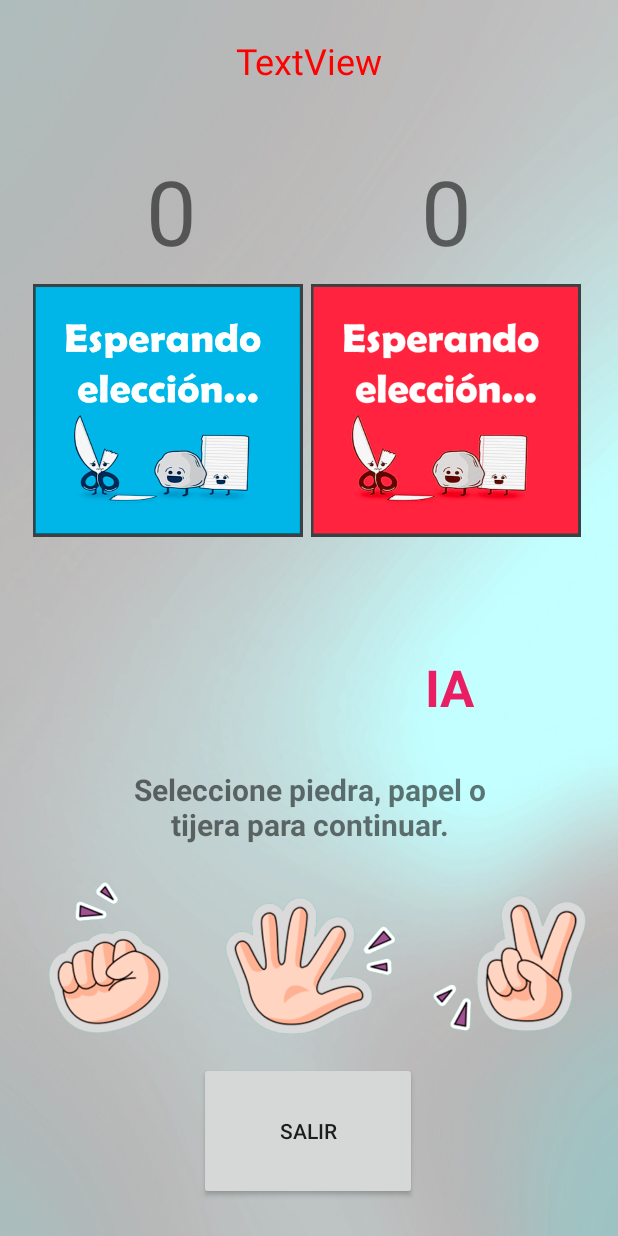
After one commit to ulvercalleja/PMDM, an Android app: the u2a6PiedraPapelTijeraPartida screen opened directly, with no data from a screen before it, on a phone screen of 412 x 824 dp. The commit adds this screen. Run offline under Robolectric (Android 15) with nearby library versions, the phone set to English and light mode, and no system bars.

Commit message:
"piedra papel tijera"

```diff
--- /dev/null
+++ b/app/src/main/java/pmdm/u2/u2a6PiedraPapelTijeraPartida.java
@@ -0,0 +1,205 @@
+package pmdm.u2;
+
+import androidx.appcompat.app.AppCompatActivity;
+
+import android.content.Intent;
+import android.os.Bundle;
+import android.view.View;
+import android.widget.Button;
+import android.widget.ImageView;
+import android.widget.TextView;
+
+import org.w3c.dom.Text;
+
+public class u2a6PiedraPapelTijeraPartida extends AppCompatActivity {
+    TextView errorStatus;
+    TextView marcadorAzul;
+    TextView marcadorRojo;
+    ImageView eleccionJugador;
+    ImageView eleccionIA;
+    TextView nombreUsuario;
+    TextView nombreIA;
+    TextView textoSeleccion;
+    ImageView piedraImageView;
+    ImageView papelImageView;
+    ImageView tijeraImageView;
+    Button salirBoton;
+    ImageView ganadoImageView;
+    ImageView perdidoImageView;
+
+    int datoJugador = 0;
+    int datoIA = 0;
+    int contadorJugador = 0;
+    int contadorIA = 0;
+
+    @Override
+    protected void onCreate(Bundle savedInstanceState) {
+        super.onCreate(savedInstanceState);
+        setContentView(R.layout.u2a6_piedra_papel_tijera_partida);
+
+        // Obtener nombre jugador
+        nombreUsuario = findViewById(R.id.u2a6tvUsuario);
+        // Recupero el valor del nombre del Intent
+        String nombre = getIntent().getStringExtra("nombre");
+
+        // Muestro el nombre en el TextView
+        nombreUsuario.setText(nombre);
+
+        // Asignar referencias a los elementos de la interfaz
+        errorStatus = findViewById(R.id.u2a6tvError);
+        marcadorAzul = findViewById(R.id.u2a6tvMarcadorAzul);
+        marcadorRojo = findViewById(R.id.u2a6tvMarcadorRojo);
+        eleccionJugador = findViewById(R.id.u2a6ivAzul);
+        eleccionIA = findViewById(R.id.u2a6ivRojo);
+        nombreIA = findViewById(R.id.u2a6tvIA);
+        textoSeleccion = findViewById(R.id.u2a6tvSeleccione);
+        piedraImageView = findViewById(R.id.u2a6ivPiedra);
+        papelImageView = findViewById(R.id.u2a6ivPapel);
+        tijeraImageView = findViewById(R.id.u2a6ivTijera);
+        salirBoton = findViewById(R.id.u2a6btSalir);
+        ganadoImageView = findViewById(R.id.u2a6ivGanado);
+        perdidoImageView = findViewById(R.id.u2a6ivPerdido);
+
+        ganadoImageView.setVisibility(View.GONE);
+        perdidoImageView.setVisibility(View.GONE);
+
+        salirBoton.setOnClickListener(new View.OnClickListener() {
+            @Override
+            public void onClick(View v) {
+                Intent login = new Intent(v.getContext(), u2a6PiedraPapelTijera.class);
+                startActivity(login);
+                finish();
+            }
+        });
+
+    }
+
+    public void onClick(View view){
+        if(view == piedraImageView) {
+            datoJugador = 1;
+            Aleatorio();
+        } else if (view == papelImageView){
+            datoJugador = 2;
+            Aleatorio();
+        } else if (view == tijeraImageView){
+            datoJugador = 3;
+            Aleatorio();
+        }
+    }
+
+    //Este metodo cambia la imagen de "Esperando eleccion..." por la eleccion del jugador
+    public void ResultadoJugador(){
+        if(datoJugador == 1){
+            eleccionJugador.setImageResource(R.drawable.piedra);
+        } else if (datoJugador == 2){
+            eleccionJugador.setImageResource(R.drawable.papel);
+        } else if(datoJugador == 3) {
+            eleccionJugador.setImageResource(R.drawable.tijera);
+        }
+
+        Resultado();
+    }
+
+    /* Este metodo genera un numero aleatorio entre el 1 y3 y
+     cambia la imagen de "Esperando eleccion..." por la eleccion del jugador */
+    public void Aleatorio() {
+        int numAleatorio = (int) (Math.random() * 3);
+        numAleatorio = numAleatorio +1;
+
+        if(numAleatorio == 1){
+            eleccionIA.setImageResource(R.drawable.piedra);
+            datoIA = 1;
+        } else if (numAleatorio == 2){
+            eleccionIA.setImageResource(R.drawable.papel);
+            datoIA = 2;
+        } else if(numAleatorio == 3) {
+            eleccionIA.setImageResource(R.drawable.tijera);
+            datoIA = 3;
+        }
+
+        Resultado();
+    }
+
+    //Este metodo compara quien gana
+    public void Resultado(){
+        try {
+            if (datoJugador == datoIA){
+                //empate
+
+            } else if(datoJugador == 1 && datoIA == 2){
+                //piedra vs papel
+                contadorIA ++;
+
+                marcadorRojo.setText(String.valueOf(contadorIA));
+            } else if(datoJugador == 1 && datoIA == 3){
+                //piedra vs tijera
+                contadorJugador ++;
+
+                marcadorAzul.setText(String.valueOf(contadorJugador));
+            } else if(datoJugador == 2 && datoIA == 1){
+                //papel vs piedra
+                contadorJugador ++;
+
+                marcadorAzul.setText(String.valueOf(contadorJugador));
+            } else if(datoJugador == 2 && datoIA == 3){
+                //papel vs tijera
+                contadorIA ++;
+
+                marcadorRojo.setText(String.valueOf(contadorIA));
+            } else if(datoJugador == 3 && datoIA == 1){
+                //tijera vs piedra
+                contadorIA ++;
+
+                marcadorRojo.setText(String.valueOf(contadorIA));
+            } else if(datoJugador == 3 && datoIA == 2){
+                //tijera vs papel
+                contadorJugador ++;
+
+                marcadorAzul.setText(String.valueOf(contadorJugador));
+
+                Fin();
+            }
+        }  catch (Exception e){
+            String error = "Error en: " + e;
+            errorStatus.setText(error);
+        }
+    }
+
+    public void Fin(){
+        if(contadorJugador == 3){
+            errorStatus.setVisibility(View.GONE);
+            marcadorAzul.setVisibility(View.GONE);
+            marcadorRojo.setVisibility(View.GONE);
+            eleccionJugador.setVisibility(View.GONE);
+            eleccionIA.setVisibility(View.GONE);
+            nombreIA.setVisibility(View.GONE);
+            textoSeleccion.setVisibility(View.GONE);
+            piedraImageView.setVisibility(View.GONE);
+            papelImageView.setVisibility(View.GONE);
+            tijeraImageView.setVisibility(View.GONE);
+            salirBoton.setVisibility(View.GONE);
+            ganadoImageView.setVisibility(View.VISIBLE);
+
+            Intent login = new Intent(this, u2a6PiedraPapelTijera.class);
+            startActivity(login);
+            finish();
+        } else if (contadorJugador == 3){
+            errorStatus.setVisibility(View.GONE);
+            marcadorAzul.setVisibility(View.GONE);
+            marcadorRojo.setVisibility(View.GONE);
+            eleccionJugador.setVisibility(View.GONE);
+            eleccionIA.setVisibility(View.GONE);
+            nombreIA.setVisibility(View.GONE);
+            textoSeleccion.setVisibility(View.GONE);
+            piedraImageView.setVisibility(View.GONE);
+            papelImageView.setVisibility(View.GONE);
+            tijeraImageView.setVisibility(View.GONE);
+            salirBoton.setVisibility(View.GONE);
+            perdidoImageView.setVisibility(View.VISIBLE);
+
+            Intent login = new Intent(this, u2a6PiedraPapelTijera.class);
+            startActivity(login);
+            finish();
+        }
+    }
+}
--- /dev/null
+++ b/app/src/main/res/layout/u2a6_piedra_papel_tijera_partida.xml
@@ -0,0 +1,166 @@
+<?xml version="1.0" encoding="utf-8"?>
+<androidx.constraintlayout.widget.ConstraintLayout xmlns:android="http://schemas.android.com/apk/res/android"
+    xmlns:app="http://schemas.android.com/apk/res-auto"
+    xmlns:tools="http://schemas.android.com/tools"
+    android:id="@+id/u2a6ivGanad"
+    android:layout_width="match_parent"
+    android:layout_height="match_parent"
+    android:background="@drawable/background"
+    tools:context=".u2a6PiedraPapelTijeraPartida">
+
+    <ImageView
+        android:id="@+id/u2a6ivPerdido"
+        android:layout_width="wrap_content"
+        android:layout_height="wrap_content"
+        app:layout_constraintBottom_toBottomOf="parent"
+        app:layout_constraintEnd_toEndOf="parent"
+        app:layout_constraintStart_toStartOf="parent"
+        app:layout_constraintTop_toTopOf="parent"
+        app:srcCompat="@drawable/perdido" />
+
+    <ImageView
+        android:id="@+id/u2a6ivGanado"
+        android:layout_width="wrap_content"
+        android:layout_height="wrap_content"
+        app:layout_constraintBottom_toBottomOf="parent"
+        app:layout_constraintEnd_toEndOf="parent"
+        app:layout_constraintStart_toStartOf="parent"
+        app:layout_constraintTop_toTopOf="parent"
+        app:srcCompat="@drawable/ganado" />
+
+    <Button
+        android:id="@+id/u2a6btSalir"
+        android:layout_width="145dp"
+        android:layout_height="92dp"
+        android:layout_marginBottom="24dp"
+        android:text="SALIR"
+        app:layout_constraintBottom_toBottomOf="parent"
+        app:layout_constraintEnd_toEndOf="parent"
+        app:layout_constraintHorizontal_bias="0.498"
+        app:layout_constraintStart_toStartOf="parent" />
+
+    <ImageView
+        android:id="@+id/u2a6ivPapel"
+        android:layout_width="127dp"
+        android:layout_height="95dp"
+        android:layout_marginBottom="16dp"
+        app:layout_constraintBottom_toTopOf="@+id/u2a6btSalir"
+        app:layout_constraintEnd_toEndOf="parent"
+        app:layout_constraintStart_toStartOf="parent"
+        app:srcCompat="@drawable/papel" />
+
+    <ImageView
+        android:id="@+id/u2a6ivPiedra"
+        android:layout_width="103dp"
+        android:layout_height="106dp"
+        android:layout_marginBottom="16dp"
+        app:layout_constraintBottom_toTopOf="@+id/u2a6btSalir"
+        app:layout_constraintEnd_toStartOf="@+id/u2a6ivPapel"
+        app:layout_constraintStart_toStartOf="parent"
+        app:srcCompat="@drawable/piedra" />
+
+    <ImageView
+        android:id="@+id/u2a6ivTijera"
+        android:layout_width="114dp"
+        android:layout_height="97dp"
+        android:layout_marginBottom="16dp"
+        app:layout_constraintBottom_toTopOf="@+id/u2a6btSalir"
+        app:layout_constraintEnd_toEndOf="parent"
+        app:layout_constraintStart_toEndOf="@+id/u2a6ivPapel"
+        app:srcCompat="@drawable/tijera" />
+
+    <TextView
+        android:id="@+id/u2a6tvSeleccione"
+        android:layout_width="246dp"
+        android:layout_height="52dp"
+        android:layout_marginBottom="32dp"
+        android:text="Seleccione piedra, papel o tijera para continuar."
+        android:textAlignment="center"
+        android:textSize="20sp"
+        android:textStyle="bold"
+        app:layout_constraintBottom_toTopOf="@+id/u2a6ivPapel"
+        app:layout_constraintEnd_toEndOf="parent"
+        app:layout_constraintStart_toStartOf="parent" />
+
+    <TextView
+        android:id="@+id/u2a6tvUsuario"
+        android:layout_width="wrap_content"
+        android:layout_height="wrap_content"
+        android:layout_marginStart="52dp"
+        android:layout_marginBottom="32dp"
+        android:textColor="#03A9F4"
+        android:textSize="34sp"
+        android:textStyle="bold"
+        app:layout_constraintBottom_toTopOf="@+id/u2a6tvSeleccione"
+        app:layout_constraintStart_toStartOf="parent" />
+
+    <TextView
+        android:id="@+id/u2a6tvIA"
+        android:layout_width="wrap_content"
+        android:layout_height="wrap_content"
+        android:layout_marginEnd="95dp"
+        android:layout_marginBottom="32dp"
+        android:text="IA"
+        android:textColor="#E91E63"
+        android:textSize="34sp"
+        android:textStyle="bold"
+        app:layout_constraintBottom_toTopOf="@+id/u2a6tvSeleccione"
+        app:layout_constraintEnd_toEndOf="parent" />
+
+    <ImageView
+        android:id="@+id/u2a6ivAzul"
+        android:layout_width="180dp"
+        android:layout_height="186dp"
+        android:layout_marginStart="22dp"
+        android:layout_marginTop="112dp"
+        app:layout_constraintBottom_toTopOf="@+id/u2a6tvUsuario"
+        app:layout_constraintStart_toStartOf="parent"
+        app:layout_constraintTop_toTopOf="parent"
+        app:srcCompat="@drawable/esperandoazul" />
+
+    <ImageView
+        android:id="@+id/u2a6ivRojo"
+        android:layout_width="180dp"
+        android:layout_height="170dp"
+        android:layout_marginTop="112dp"
+        android:layout_marginEnd="20dp"
+        app:layout_constraintBottom_toTopOf="@+id/u2a6tvIA"
+        app:layout_constraintEnd_toEndOf="parent"
+        app:layout_constraintStart_toEndOf="@+id/u2a6ivAzul"
+        app:layout_constraintTop_toTopOf="parent"
+        app:srcCompat="@drawable/esperandorojo" />
+
+    <TextView
+        android:id="@+id/u2a6tvMarcadorAzul"
+        android:layout_width="wrap_content"
+        android:layout_height="wrap_content"
+        android:layout_marginStart="97dp"
+        android:text="0"
+        android:textSize="60sp"
+        app:layout_constraintBottom_toTopOf="@+id/u2a6ivAzul"
+        app:layout_constraintStart_toStartOf="parent" />
+
+    <TextView
+        android:id="@+id/u2a6tvMarcadorRojo"
+        android:layout_width="wrap_content"
+        android:layout_height="wrap_content"
+        android:layout_marginEnd="97dp"
+        android:layout_marginBottom="8dp"
+        android:text="0"
+        android:textSize="60sp"
+        app:layout_constraintBottom_toTopOf="@+id/u2a6ivRojo"
+        app:layout_constraintEnd_toEndOf="parent" />
+
+    <TextView
+        android:id="@+id/u2a6tvError"
+        android:layout_width="wrap_content"
+        android:layout_height="wrap_content"
+        android:layout_marginTop="24dp"
+        android:text="TextView"
+        android:textColor="#FF0000"
+        android:textSize="24sp"
+        app:layout_constraintEnd_toEndOf="parent"
+        app:layout_constraintStart_toStartOf="parent"
+        app:layout_constraintTop_toTopOf="parent" />
+
+</androidx.constraintlayout.widget.ConstraintLayout>
--- a/app/src/main/res/values/themes.xml
+++ b/app/src/main/res/values/themes.xml
@@ -6,4 +6,6 @@
     </style>
 
     <style name="Theme.U2a2Colorator" parent="Base.Theme.U2a2Colorator" />
+    <style name="SplashScreen" parent="Theme.MaterialComponents.DayNight.NoActionBar">
+    </style>
 </resources>
```
Also changed, not shown: app/build.gradle (+7 -0 lines), app/src/main/AndroidManifest.xml (+11 -2 lines), app/src/main/java/pmdm/u2/u2a6PiedraPapelTijera.java (added, +60 -0 lines), app/src/main/res/drawable/a2a6btjugarovalo.xml (added, +13 -0 lines), app/src/main/res/layout/u2a6_piedra_papel_tijera.xml (added, +63 -0 lines), app/src/main/res/drawable/background.jpg (added), app/src/main/res/drawable/esperandoazul.png (added), app/src/main/res/drawable/esperandorojo.png (added), app/src/main/res/drawable/ganado.png (added), app/src/main/res/drawable/papel.png (added), app/src/main/res/drawable/perdido.png (added), app/src/main/res/drawable/piedra.png (added), app/src/main/res/drawable/piedrapapeltijeravertical.png (added), app/src/main/res/drawable/tijera.png (added).
